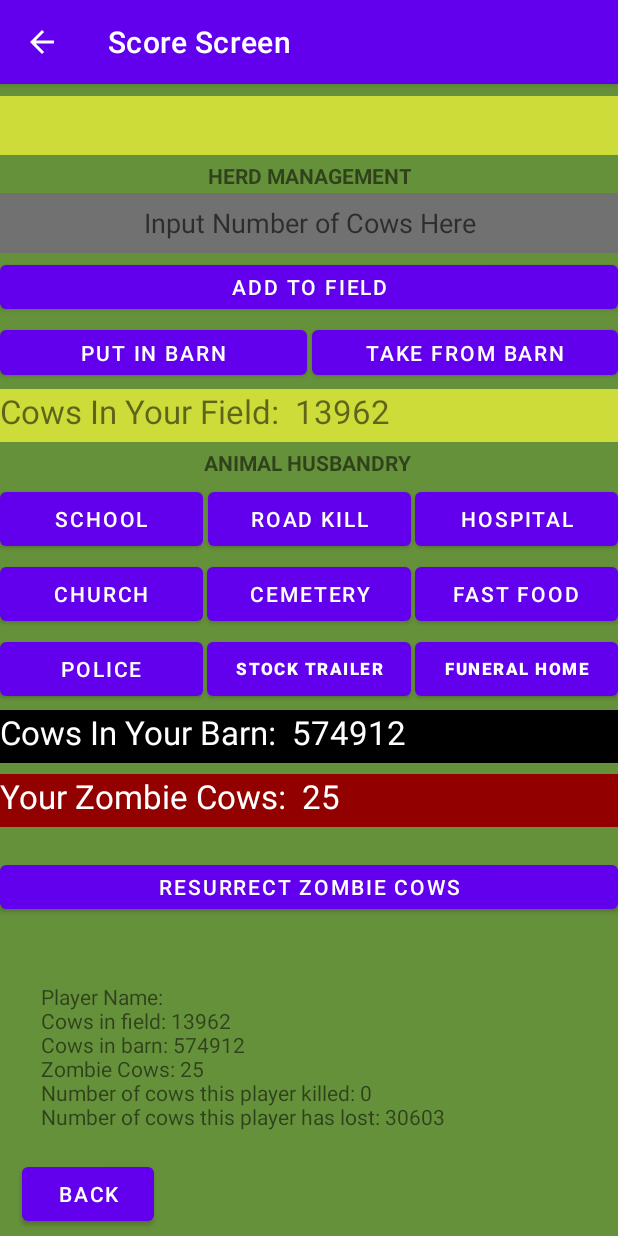
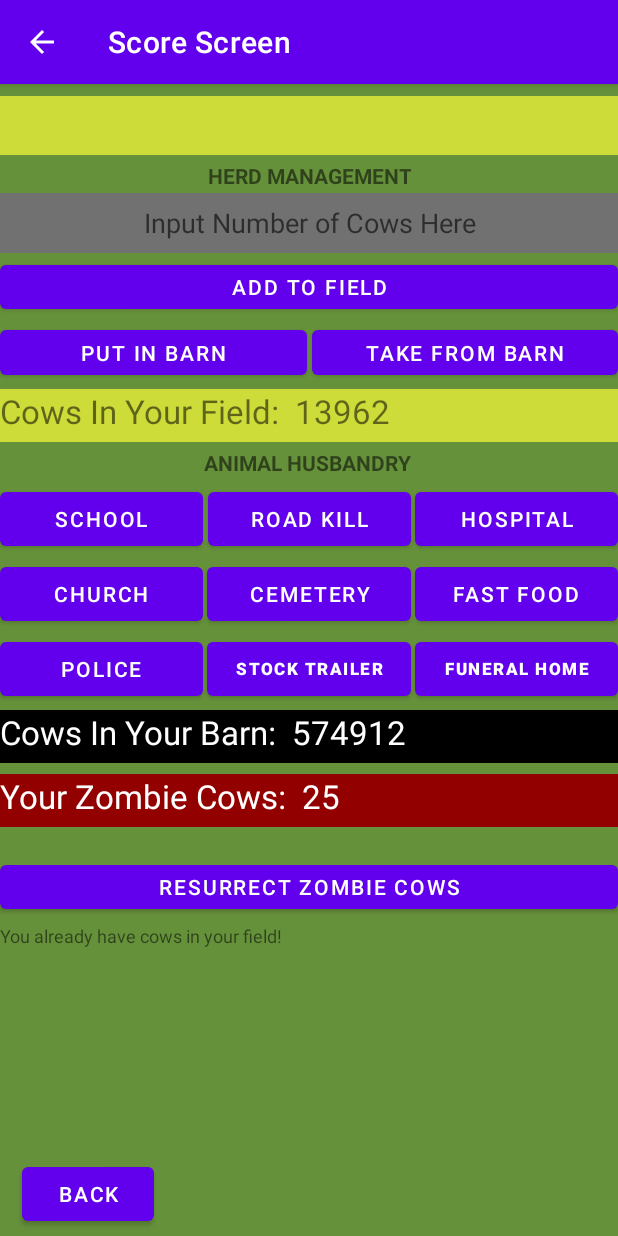
Before and after one commit to Xerminator13/Ma-Cows-Repository, an Android app: the ScoreScreen screen opened directly, with no data from a screen before it, after a tap on "RESURRECT ZOMBIE COWS", on a phone screen of 412 x 824 dp. Run offline under Robolectric (Android 15) with nearby library versions, the phone set to English and light mode, and no system bars; 3 other taps on this screen came first.

Commit message:
Debugged resurrectZombieCows button and method for ScoreScreen and Player.java respectively.

```diff
--- a/app/src/main/java/com/example/macows/CommonUtils.java
+++ b/app/src/main/java/com/example/macows/CommonUtils.java
@@ -154,13 +154,13 @@ public class CommonUtils {
         String formattedString = "";
 
         formattedString += "Player Name: " + prefs.getString("p" + a + "Name", "Player" + a);
-        formattedString += "\nCows in field: " + prefs.getInt("p" + a + "InField", 0);
+        formattedString += ", Cows in field: " + prefs.getInt("p" + a + "InField", 0);
         formattedString += "\nCows in barn: " + prefs.getInt("p" + a + "InBarn", 0);
-        formattedString += "\nZombie Cows: " + prefs.getInt("p" + a + "Zombies", 0);
-        formattedString += "\nNumber of cows this player killed: " + prefs.getInt("p" + a + "NumKilled", 0);
-        formattedString += "\nNumber of cows this player has lost: " + prefs.getInt("p" + a + "NumLost", 0);
-        formattedString += "\nNumber of cows this player has gained: " + prefs.getInt("p" + a + "NumGained", 0);
-        formattedString += "\nNumber of zombie cows this player has gained: " + prefs.getInt("p" + a + "ZombiesGained", 0);
+        formattedString += ", Zombie Cows: " + prefs.getInt("p" + a + "Zombies", 0);
+        formattedString += ", Cows this player killed: " + prefs.getInt("p" + a + "NumKilled", 0);
+        formattedString += "\nCows this player has lost: " + prefs.getInt("p" + a + "NumLost", 0);
+        formattedString += ", Cows this player has gained: " + prefs.getInt("p" + a + "NumGained", 0);
+        formattedString += "\nZombie cows this player has gained: " + prefs.getInt("p" + a + "ZombiesGained", 0);
 
         return formattedString;
 
--- a/app/src/main/java/com/example/macows/Player.java
+++ b/app/src/main/java/com/example/macows/Player.java
@@ -23,35 +23,35 @@ public class Player {
 
     //Getter methods
     public String getName() {
-        return name;
+        return this.name;
 
     }
     public int getCowsInField() {
-        return cowsInField;
+        return this.cowsInField;
 
     }
     public int getCowsInBarn() {
-        return cowsInBarn;
+        return this.cowsInBarn;
 
     }
     public int getZombieCows() {
-        return zombieCows;
+        return this.zombieCows;
 
     }
     public int getNumCowsKilled() {
-        return numCowsKilled;
+        return this.numCowsKilled;
 
     }
     public int getNumCowsLost() {
-        return numCowsLost;
+        return this.numCowsLost;
 
     }
     public int getNumCowsGained() {
-        return numCowsGained;
+        return this.numCowsGained;
 
     }
     public int getNumZombieCowsGained() {
-        return numZombieCowsGained;
+        return this.numZombieCowsGained;
 
     }
 
@@ -139,17 +139,37 @@ public class Player {
     //Random percentage of current cows in field is added to the cows in the field as additional cows
     public void sawSchool() {
        double percentage = Math.random();
-       this.cowsInField +=(int)(this.cowsInField*(1 + percentage));
+       this.cowsInField =(int)(this.cowsInField*(1 + percentage));
 
     }
     /*
     Checks for you if the player has any cows in their barn or field
      */
-    public void resurrectZombieCows() {
-        if (this.cowsInField == 0 && this.cowsInBarn == 0) {
-            this.cowsInField = 25;
-            this.numCowsGained += 25;
-            this.zombieCows = 0;
+    public String resurrectZombieCows() {
+        if (this.zombieCows > 0) {
+            if (this.cowsInField == 0) {
+                if (this.cowsInBarn == 0) {
+                    this.cowsInField = 25;
+                    this.numCowsGained += 25;
+                    this.zombieCows -= 25;
+
+                    return "You summon the dead to terrorize your opponents";
+
+                }
+                else {
+                    return "You still have cows in your barn, use those!";
+
+                }
+
+            }
+            else {
+                return "You already have cows in your field!";
+
+            }
+
+        }
+        else {
+            return "You don't have any zombie cows!";
 
         }
 
--- a/app/src/main/java/com/example/macows/ScoreScreen.java
+++ b/app/src/main/java/com/example/macows/ScoreScreen.java
@@ -18,15 +18,10 @@ public class ScoreScreen extends AppCompatActivity {
     private TextView playerNameLabel, numCowsInField, numCowsInBarn, numZombieCows, herdManagement, animalHusbandry, errorLabel;
     private View scoreScreenLayout;
 
+    private int currentPlayer = 1;
+
     //----------------------------------------------------------------------------------------------
 
-    private void setAllTextViewsToPlayerData(int a) {
-        int b = a - 1;
-        playerNameLabel.setText(CommonUtils.playerList.get(b).getName());
-        numCowsInField.setText("Cows In Your Field:  " + CommonUtils.playerList.get(CommonUtils.getCurrentPlayer() - 1).getCowsInField());
-        errorLabel.setText(CommonUtils.formatPlayerPrefs(CommonUtils.getCurrentPlayer()));
-
-    }
     private void initAllElements() {
         //TextViews
         playerNameLabel = findViewById(R.id.playerNameLabel);
@@ -58,44 +53,49 @@ public class ScoreScreen extends AppCompatActivity {
         scoreScreenLayout = findViewById(R.id.scoreScreenLayout);
 
     }
-    private void updateTextViews() {
-        numCowsInField.setText("Cows In Your Field:  " + CommonUtils.playerList.get(CommonUtils.getCurrentPlayer() - 1).getCowsInField());
-        numCowsInBarn.setText("Cows In Your Barn:  " + CommonUtils.playerList.get(CommonUtils.getCurrentPlayer() - 1).getCowsInBarn());
-        numZombieCows.setText("Your Zombie Cows:  " + CommonUtils.playerList.get(CommonUtils.getCurrentPlayer() - 1).getZombieCows());
+    private void updateTextViews(int a) {
+        int b = a - 1;
+        playerNameLabel.setText(CommonUtils.playerList.get(b).getName());
+
+        numCowsInField.setText("Cows In Your Field:  " + CommonUtils.playerList.get(currentPlayer - 1).getCowsInField());
+        numCowsInBarn.setText("Cows In Your Barn:  " + CommonUtils.playerList.get(currentPlayer - 1).getCowsInBarn());
+        numZombieCows.setText("Your Zombie Cows:  " + CommonUtils.playerList.get(currentPlayer - 1).getZombieCows());
+
+        errorLabel.setText(CommonUtils.formatPlayerPrefs(currentPlayer));
 
     }
     private void runScoringMethods(int a) {
         //School
         if (a == 1) {
-            CommonUtils.playerList.get(CommonUtils.getCurrentPlayer() - 1).sawSchool();
-            CommonUtils.updatePlayerPrefs(CommonUtils.playerList.get(CommonUtils.getCurrentPlayer() - 1), CommonUtils.getCurrentPlayer() - 1);
-            updateTextViews();
-            errorLabel.setText(CommonUtils.formatPlayerPrefs(CommonUtils.getCurrentPlayer()));
+            CommonUtils.playerList.get(currentPlayer - 1).sawSchool();
+            CommonUtils.updatePlayerPrefs(CommonUtils.playerList.get(currentPlayer - 1), currentPlayer - 1);
+            updateTextViews(currentPlayer);
+            errorLabel.setText(CommonUtils.formatPlayerPrefs(currentPlayer));
 
 
         }
         //Road Kill
         else if (a == 2) {
-            CommonUtils.playerList.get(CommonUtils.getCurrentPlayer() - 1).sawRoadKill();
-            CommonUtils.updatePlayerPrefs(CommonUtils.playerList.get(CommonUtils.getCurrentPlayer() - 1), CommonUtils.getCurrentPlayer() - 1);
-            updateTextViews();
-            errorLabel.setText(CommonUtils.formatPlayerPrefs(CommonUtils.getCurrentPlayer()));
+            CommonUtils.playerList.get(currentPlayer - 1).sawRoadKill();
+            CommonUtils.updatePlayerPrefs(CommonUtils.playerList.get(currentPlayer - 1), currentPlayer - 1);
+            updateTextViews(currentPlayer);
+            errorLabel.setText(CommonUtils.formatPlayerPrefs(currentPlayer));
 
         }
         //Hospital
         else if (a == 3) {
-            CommonUtils.playerList.get(CommonUtils.getCurrentPlayer() - 1).sawHostpital();
-            CommonUtils.updatePlayerPrefs(CommonUtils.playerList.get(CommonUtils.getCurrentPlayer() - 1), CommonUtils.getCurrentPlayer() - 1);
-            updateTextViews();
-            errorLabel.setText(CommonUtils.formatPlayerPrefs(CommonUtils.getCurrentPlayer()));
+            CommonUtils.playerList.get(currentPlayer - 1).sawHostpital();
+            CommonUtils.updatePlayerPrefs(CommonUtils.playerList.get(currentPlayer - 1), currentPlayer - 1);
+            updateTextViews(currentPlayer);
+            errorLabel.setText(CommonUtils.formatPlayerPrefs(currentPlayer));
 
         }
         //Church
         else if (a == 4) {
-            CommonUtils.playerList.get(CommonUtils.getCurrentPlayer() - 1).sawChurch();
-            CommonUtils.updatePlayerPrefs(CommonUtils.playerList.get(CommonUtils.getCurrentPlayer() - 1), CommonUtils.getCurrentPlayer() - 1);
-            updateTextViews();
-            errorLabel.setText(CommonUtils.formatPlayerPrefs(CommonUtils.getCurrentPlayer()));
+            CommonUtils.playerList.get(currentPlayer - 1).sawChurch();
+            CommonUtils.updatePlayerPrefs(CommonUtils.playerList.get(currentPlayer - 1), currentPlayer - 1);
+            updateTextViews(currentPlayer);
+            errorLabel.setText(CommonUtils.formatPlayerPrefs(currentPlayer));
 
         }
         //Cemetery
@@ -129,10 +129,10 @@ public class ScoreScreen extends AppCompatActivity {
 
         }
         else if (a == 10) {
-            CommonUtils.playerList.get(CommonUtils.getCurrentPlayer() - 1).sawRoadKill();
-            CommonUtils.updatePlayerPrefs(CommonUtils.playerList.get(CommonUtils.getCurrentPlayer() - 1), CommonUtils.getCurrentPlayer() - 1);
-            updateTextViews();
-            errorLabel.setText(CommonUtils.formatPlayerPrefs(CommonUtils.getCurrentPlayer()));
+            String error = CommonUtils.playerList.get(currentPlayer - 1).resurrectZombieCows();
+            CommonUtils.updatePlayerPrefs(CommonUtils.playerList.get(currentPlayer - 1), currentPlayer - 1);
+            updateTextViews(currentPlayer);
+            errorLabel.setText(error);
 
         }
 
@@ -150,8 +150,9 @@ public class ScoreScreen extends AppCompatActivity {
 
         //------------------------------------------------------------------------------------------
 
+        currentPlayer = currentPlayer;
         initAllElements();
-        setAllTextViewsToPlayerData(CommonUtils.getCurrentPlayer());
+        updateTextViews(currentPlayer);
 
         //------------------------------------------------------------------------------------------
 
@@ -163,10 +164,10 @@ public class ScoreScreen extends AppCompatActivity {
                     int input2 = Integer.parseInt(input1);
 
                     if (input2 > 0) {
-                        CommonUtils.playerList.get(CommonUtils.getCurrentPlayer() - 1).addCowsToField(input2);
-                        CommonUtils.updatePlayerPrefs(CommonUtils.playerList.get(CommonUtils.getCurrentPlayer() - 1), CommonUtils.getCurrentPlayer() - 1);
-                        updateTextViews();
-                        errorLabel.setText(CommonUtils.formatPlayerPrefs(CommonUtils.getCurrentPlayer()));
+                        CommonUtils.playerList.get(currentPlayer - 1).addCowsToField(input2);
+                        CommonUtils.updatePlayerPrefs(CommonUtils.playerList.get(currentPlayer - 1), currentPlayer - 1);
+                        updateTextViews(currentPlayer);
+                        errorLabel.setText(CommonUtils.formatPlayerPrefs(currentPlayer));
 
                     }
                     else {
@@ -191,10 +192,10 @@ public class ScoreScreen extends AppCompatActivity {
                     int input2 = Integer.parseInt(input1);
 
                     if (input2 > 0) {
-                        if (CommonUtils.playerList.get(CommonUtils.getCurrentPlayer() - 1).depositInBarn(input2)) {
-                            CommonUtils.updatePlayerPrefs(CommonUtils.playerList.get(CommonUtils.getCurrentPlayer() - 1), CommonUtils.getCurrentPlayer() - 1);
-                            updateTextViews();
-                            errorLabel.setText(CommonUtils.formatPlayerPrefs(CommonUtils.getCurrentPlayer()));
+                        if (CommonUtils.playerList.get(currentPlayer - 1).depositInBarn(input2)) {
+                            CommonUtils.updatePlayerPrefs(CommonUtils.playerList.get(currentPlayer - 1), currentPlayer - 1);
+                            updateTextViews(currentPlayer);
+                            errorLabel.setText(CommonUtils.formatPlayerPrefs(currentPlayer));
 
                         }
                         else {
@@ -225,10 +226,10 @@ public class ScoreScreen extends AppCompatActivity {
                     int input2 = Integer.parseInt(input1);
 
                     if (input2 > 0) {
-                        if (CommonUtils.playerList.get(CommonUtils.getCurrentPlayer() - 1).withdrawFromBarn(input2)) {
-                            CommonUtils.updatePlayerPrefs(CommonUtils.playerList.get(CommonUtils.getCurrentPlayer() - 1), CommonUtils.getCurrentPlayer() - 1);
-                            updateTextViews();
-                            errorLabel.setText(CommonUtils.formatPlayerPrefs(CommonUtils.getCurrentPlayer()));
+                        if (CommonUtils.playerList.get(currentPlayer - 1).withdrawFromBarn(input2)) {
+                            CommonUtils.updatePlayerPrefs(CommonUtils.playerList.get(currentPlayer - 1), currentPlayer - 1);
+                            updateTextViews(currentPlayer);
+                            errorLabel.setText(CommonUtils.formatPlayerPrefs(currentPlayer));
 
                         }
                         else {
--- a/app/src/main/res/layout/score_screen.xml
+++ b/app/src/main/res/layout/score_screen.xml
@@ -154,15 +154,17 @@
 
     <TextView
         android:id="@+id/errorLabel"
-        android:layout_width="356dp"
-        android:layout_height="100dp"
+        android:layout_width="0dp"
+        android:layout_height="0dp"
+        android:layout_marginTop="3dp"
+        android:layout_marginBottom="3dp"
         android:text="TextView"
-        app:layout_constraintBottom_toBottomOf="parent"
+        android:textSize="12sp"
+        app:layout_constraintBottom_toTopOf="@+id/scoreScreenToMainMenu"
         app:layout_constraintEnd_toEndOf="parent"
         app:layout_constraintHorizontal_bias="0.49"
         app:layout_constraintStart_toStartOf="parent"
-        app:layout_constraintTop_toTopOf="parent"
-        app:layout_constraintVertical_bias="0.896" />
+        app:layout_constraintTop_toBottomOf="@+id/resurrectZombieCows" />
 
     <Button
         android:id="@+id/cemeteryButton"
```
